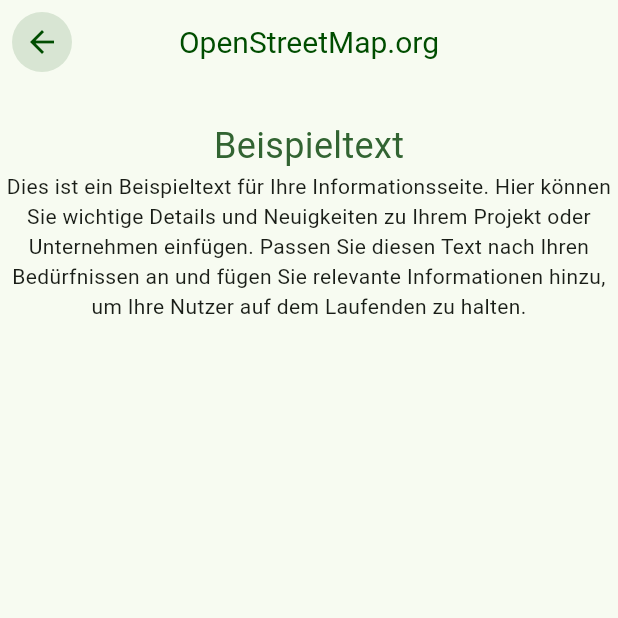
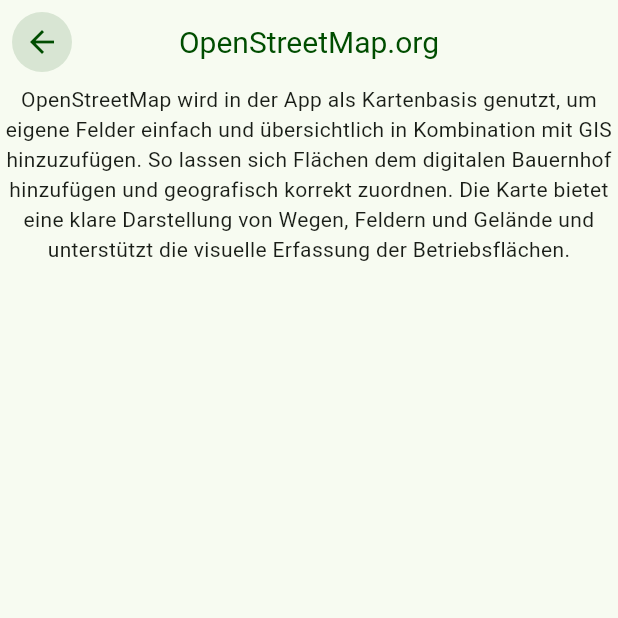
Before and after one commit to dibano/dibano-flutter, a Flutter app: the Info screen opened directly, after a tap on "OpenStreetMap.org", on a phone screen of 412 x 824 dp, the top half of it. Run offline on Flutter 3.47's test engine with Material 3 defaults, Android fonts, the phone set to English and light mode, and no system bars; our stand-ins replace flutter_map, google_sign_in, latlong2, open_file, pdf, permission_handler and 2 more; accounts and stored records are empty; Roboto replaces fonts that are missing (Poppins).

Commit message:
Added Text to the information subpages

```diff
--- a/lib/ui/widgets/info.dart
+++ b/lib/ui/widgets/info.dart
@@ -37,7 +37,7 @@
           children: <Widget>[
             const SizedBox(height: 24),
             const SizedBox(height: 16),
-            const CustomTitle(text: 'Vorgehen'),
+            const CustomTitle(text: 'Anleitung'),
             DetailCard(
               detail: Detail(
                 name: "Wie muss ich vorgehen?",
@@ -49,7 +49,7 @@
                   MaterialPageRoute(
                     builder:
                         (context) =>
-                            InfoDetail(title: "Vorgehen"),
+                            InfoDetail(title: "Vorgehen", text: "Beginnen Sie damit, Ihren Bauernhof digital zu erfassen. Als Erstes müssen Sie im Menüpunkt „Mein Bauernhof“ Ihre Felder, Kulturen und Personen erfassen. Wenn Sie die Informationen eingetragen haben, können Sie unter „Tätigkeiten erfassen“ Ihre erledigten Arbeiten dokumentieren. Diese werden lokal auf Ihrem Handy gespeichert und können unter „Meine Tätigkeiten“ eingesehen werden. Dort können Sie Ihre Daten auch filtern und anschliessend als PDF exportieren. Wenn Sie Ihre Arbeiten in einer Cloud speichern möchten, zum Beispiel bei einem Verlust des Handys, können Sie dies über das Einstellungsrad oben rechts im Hauptmenü aktivieren. Ihre Daten werden dann auf Google Drive hochgeladen und können jederzeit wiederhergestellt werden."),
                   ),
                 );
               },
@@ -58,28 +58,12 @@
             const SizedBox(height: 16),
             const CustomTitle(text: 'Schnittstellen'),
             DetailCard(
-              detail: Detail(
-                name: "Bundesamt für Landwirtschaft",
-                isInfo: true,
-              ),
-              onTap: () async {
-                await Navigator.push(
-                  context,
-                  MaterialPageRoute(
-                    builder:
-                        (context) =>
-                            InfoDetail(title: "Bundesamt für Landwirtschaft"),
-                  ),
-                );
-              },
-            ),
-            DetailCard(
               detail: Detail(name: "map.geo.admin", isInfo: true),
               onTap: () async {
                 await Navigator.push(
                   context,
                   MaterialPageRoute(
-                    builder: (context) => InfoDetail(title: "map.geo.admin"),
+                    builder: (context) => InfoDetail(title: "map.geo.admin", text: "Der Nutzer kann ein Feld auf einer Karte von OpenStreetMap auswählen und stellt eine Anfrage über eine REST-API an das Geoportal des Bundes (geo.admin.ch), um Informationen über das betreffende Feld abzurufen. Dies ermöglicht präzise Daten zur Feldgrösse."),
                   ),
                 );
               },
@@ -90,22 +74,7 @@
                 await Navigator.push(
                   context,
                   MaterialPageRoute(
-                    builder: (context) => InfoDetail(title: "OpenStreetMap.org"),
-                  ),
-                );
-              },
-            ),
-            const SizedBox(height: 16),
-            const CustomTitle(text: 'Bund'),
-            DetailCard(
-              detail: Detail(name: "Informationen zum Bund", isInfo: true),
-              onTap: () async {
-                await Navigator.push(
-                  context,
-                  MaterialPageRoute(
-                    builder:
-                        (context) =>
-                            InfoDetail(title: "Informationen zum Bund"),
+                    builder: (context) => InfoDetail(title: "OpenStreetMap.org", text: "OpenStreetMap wird in der App als Kartenbasis genutzt, um eigene Felder einfach und übersichtlich in Kombination mit GIS hinzuzufügen. So lassen sich Flächen dem digitalen Bauernhof hinzufügen und geografisch korrekt zuordnen. Die Karte bietet eine klare Darstellung von Wegen, Feldern und Gelände und unterstützt die visuelle Erfassung der Betriebsflächen."),
                   ),
                 );
               },
@@ -118,7 +87,7 @@
                 await Navigator.push(
                   context,
                   MaterialPageRoute(
-                    builder: (context) => InfoDetail(title: "Über uns"),
+                    builder: (context) => InfoDetail(title: "Über uns", text: "Wir sind ein Team aus vier engagierten Bachelorstudierenden im Modul „Integrales Informatik Praxisprojekt“ (IIP). Unser gemeinsames Ziel ist es, eine praxisnahe und zukunftsfähige Lösung für aktuelle Herausforderungen in der Landwirtschaft zu entwickeln. Mit unserer Plattform wollen wir Landwirtinnen und Landwirte den Alltag erleichtern – durch eine digitale Anwendung, die nicht nur Prozesse vereinfacht, sondern auch Nachhaltigkeit und Effizienz in der Landwirtschaft fördert. Unsere Vision ist es, die Landwirtschaft durch innovative Technologien zu vernetzen und eine Plattform zu schaffen, die echten Mehrwert bietet – einfach, verständlich und zuverlässig. Kontakt: dibano.app@gmail.com"),
                   ),
                 );
               },
@@ -131,7 +100,7 @@
                 await Navigator.push(
                   context,
                   MaterialPageRoute(
-                    builder: (context) => InfoDetail(title: "Datenschutz"),
+                    builder: (context) => InfoDetail(title: "Datenschutz", text: "Alle Daten werden lokal auf dem eigenen Handy gespeichert. Sie bleiben somit vollständig unter der Kontrolle der Nutzerin oder des Nutzers. Optional kann ein Backup über Google Drive erstellt werden. Diese Funktion ist freiwillig und kann in den Einstellungen aktiviert werden. Dibano übernimmt keine Verantwortung für die Daten in den Google-Drive-Verzeichnissen der Nutzerinnen und Nutzer. Aus der lokalen Sicherung auf den Smartphones kann Dibano weder auf Daten zugreifen noch diese wiederherstellen. Die App gibt keine Daten ohne Zustimmung der Nutzerin oder des Nutzers an Dritte weiter. Der Schutz und die Sicherheit der Daten haben höchste Priorität."),
                   ),
                 );
               },
--- a/lib/ui/widgets/info_detail.dart
+++ b/lib/ui/widgets/info_detail.dart
@@ -1,11 +1,11 @@
 import 'package:dibano/ui/widgets/components/custom_app_bar.dart';
-import 'package:dibano/ui/widgets/components/custom_title.dart';
 import 'package:flutter/material.dart';
 
 class InfoDetail extends StatelessWidget {
-  const InfoDetail({super.key, required this.title});
+  const InfoDetail({super.key, required this.title, required this.text});
 
   final String title;
+  final String text;
 
   @override
   Widget build(BuildContext context) {
@@ -14,10 +14,8 @@
       body: Center(
         child: Column(
           children: <Widget>[
-            SizedBox(height: 24),
-            CustomTitle(text: 'Beispieltext'),
             Text(
-              "Dies ist ein Beispieltext für Ihre Informationsseite. Hier können Sie wichtige Details und Neuigkeiten zu Ihrem Projekt oder Unternehmen einfügen. Passen Sie diesen Text nach Ihren Bedürfnissen an und fügen Sie relevante Informationen hinzu, um Ihre Nutzer auf dem Laufenden zu halten.",
+              text,
               textAlign: TextAlign.center,
             ),
           ],
```
